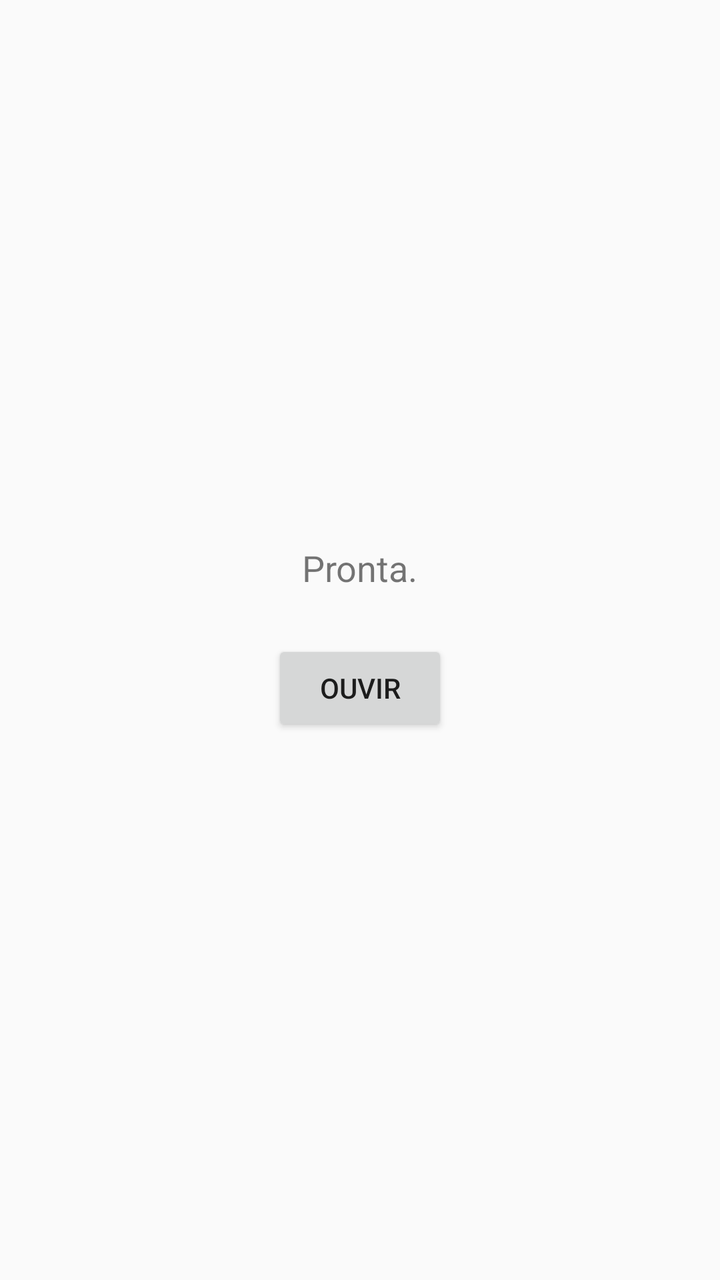
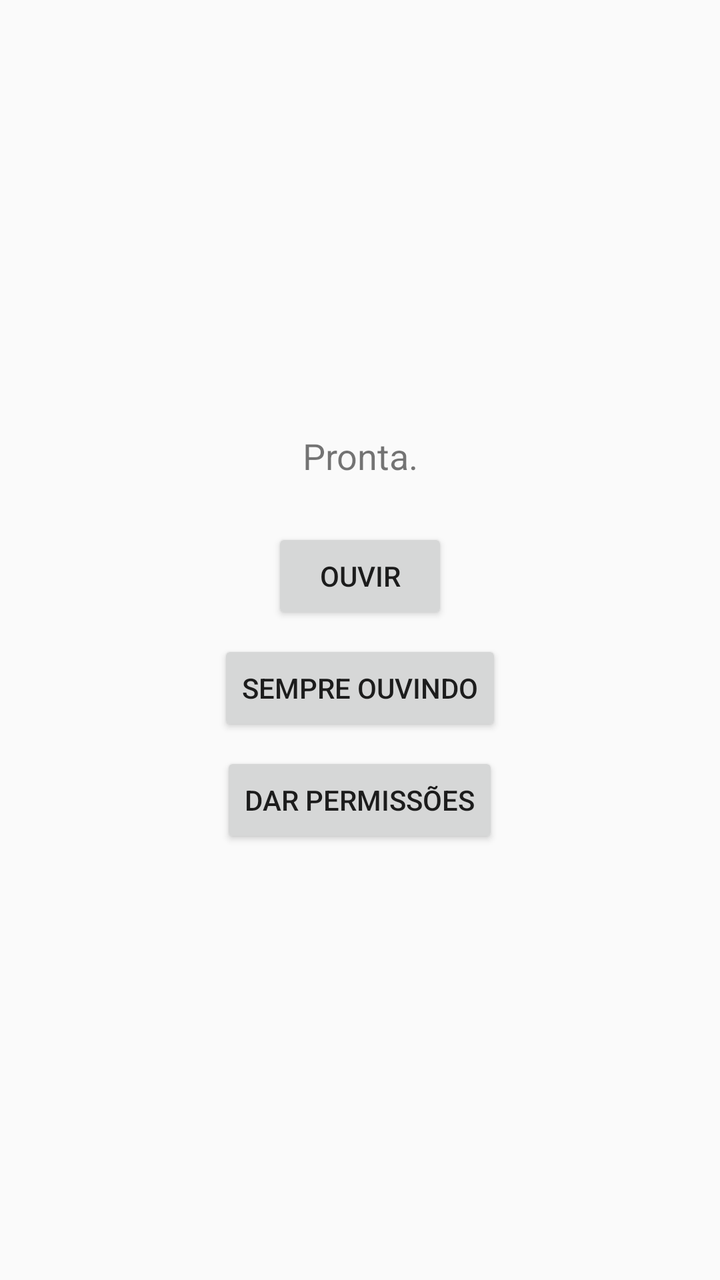

An Android layout rendered at two revisions. The XML below is the earlier revision; the diff shows what the commit changed to produce the second picture.
<!-- AndroidManifest.xml: application theme Theme.Catarina -->
<!-- res/layout/activity_main.xml -->
<?xml version="1.0" encoding="utf-8"?>
<LinearLayout xmlns:android="http://schemas.android.com/apk/res/android"
    android:layout_width="match_parent"
    android:layout_height="match_parent"
    android:orientation="vertical"
    android:gravity="center"
    android:padding="24dp">

    <TextView
        android:id="@+id/statusText"
        android:layout_width="wrap_content"
        android:layout_height="wrap_content"
        android:text="@string/status_idle"
        android:textSize="18sp" />

    <Button
        android:id="@+id/listenButton"
        android:layout_width="wrap_content"
        android:layout_height="wrap_content"
        android:layout_marginTop="24dp"
        android:text="@string/listen" />

</LinearLayout>
<!-- resources referenced by this layout -->
<resources>
  <string name="listen">Ouvir</string>
  <string name="status_idle">Pronta.</string>
  <style name="Theme.Catarina" parent="Theme.AppCompat.DayNight.NoActionBar" />
</resources>

<!-- the commit's change to res/layout/activity_main.xml (unified diff, before → after) -->
@@ -8,10 +8,20 @@
 
     <TextView
         android:id="@+id/statusText"
-        android:layout_width="wrap_content"
+        android:layout_width="match_parent"
         android:layout_height="wrap_content"
+        android:gravity="center"
         android:text="@string/status_idle"
         android:textSize="18sp" />
+
+    <ProgressBar
+        android:id="@+id/progress"
+        style="?android:attr/progressBarStyleHorizontal"
+        android:layout_width="match_parent"
+        android:layout_height="wrap_content"
+        android:layout_marginTop="16dp"
+        android:max="100"
+        android:visibility="gone" />
 
     <Button
         android:id="@+id/listenButton"
@@ -20,4 +30,18 @@
         android:layout_marginTop="24dp"
         android:text="@string/listen" />
 
+    <Button
+        android:id="@+id/serviceButton"
+        android:layout_width="wrap_content"
+        android:layout_height="wrap_content"
+        android:layout_marginTop="8dp"
+        android:text="@string/always_on" />
+
+    <Button
+        android:id="@+id/permissionButton"
+        android:layout_width="wrap_content"
+        android:layout_height="wrap_content"
+        android:layout_marginTop="8dp"
+        android:text="@string/grant" />
+
 </LinearLayout>
<!-- resource entries referenced after the edit -->
@@ -1,5 +1,7 @@
 <!-- resources referenced by this layout -->
 <resources>
+  <string name="always_on">Sempre ouvindo</string>
+  <string name="grant">Dar permissões</string>
   <string name="listen">Ouvir</string>
   <string name="status_idle">Pronta.</string>
   <style name="Theme.Catarina" parent="Theme.AppCompat.DayNight.NoActionBar" />
